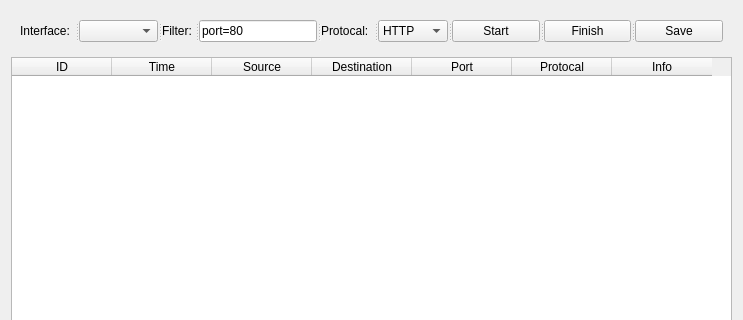
Qt form Capture/captureform.ui (guiyang882/WebPackage) before a commit; both pictures show x 0 to 743 and y 0 to 320 of the 743 by 491 pixel window.
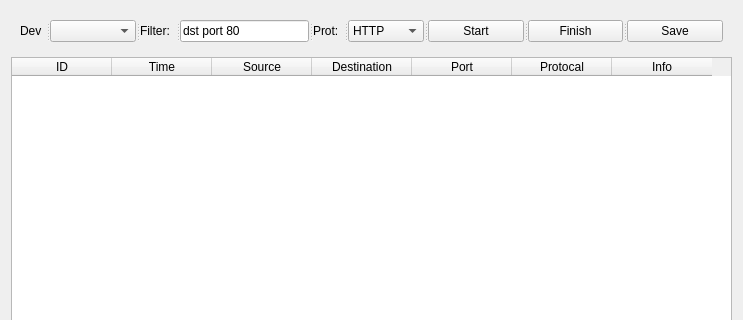
The same form after that commit.

```diff
--- a/Capture/captureform.ui
+++ b/Capture/captureform.ui
@@ -36,7 +36,7 @@
         </property>
         <widget class="QLabel" name="label_3">
          <property name="text">
-          <string>Interface:</string>
+          <string>Dev</string>
          </property>
         </widget>
         <widget class="QComboBox" name="comboBox_interface"/>
@@ -46,13 +46,19 @@
          </property>
         </widget>
         <widget class="QLineEdit" name="lineEdit_filter">
+         <property name="minimumSize">
+          <size>
+           <width>110</width>
+           <height>0</height>
+          </size>
+         </property>
          <property name="text">
-          <string>port=80</string>
+          <string>dst port 80</string>
          </property>
         </widget>
         <widget class="QLabel" name="label_2">
          <property name="text">
-          <string>Protocal:</string>
+          <string>Prot:</string>
          </property>
         </widget>
         <widget class="QComboBox" name="comboBox_protocal">
```
